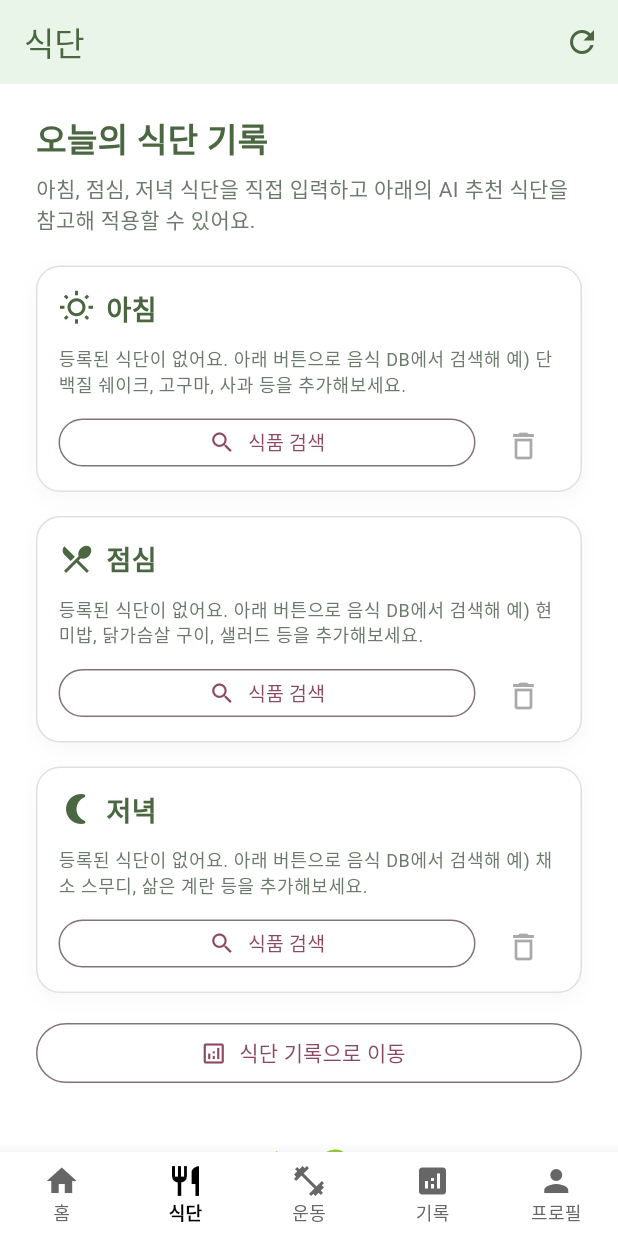
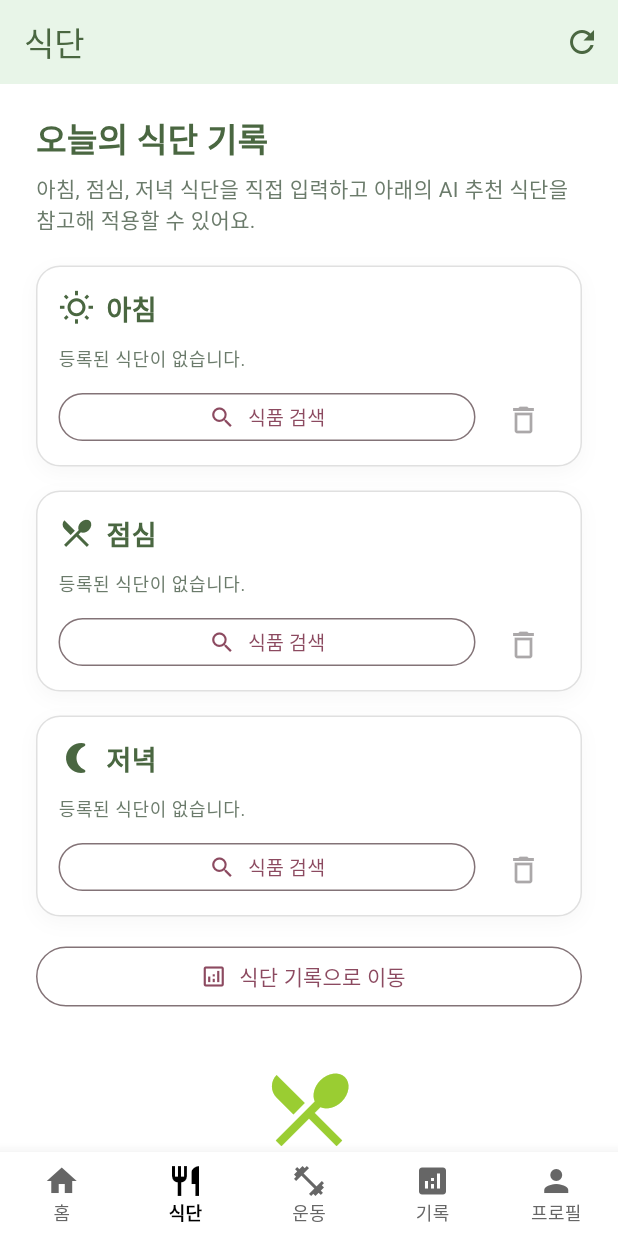
Before and after one commit to exception-busters/pt, a Flutter app: the DietScreen screen opened by its route, on a phone screen of 412 x 824 dp. Run offline on Flutter 3.47's test engine with Material 3 defaults, Android fonts, the phone set to English and light mode, and no system bars; our stand-ins replace flutter_riverpod, go_router, image_picker, shared_preferences, supabase_flutter; missing offline and left inert: postgrest; accounts and stored records are empty.

Commit message:
식단탭수정중

```diff
--- a/lib/features/diet/presentation/diet_screen.dart
+++ b/lib/features/diet/presentation/diet_screen.dart
@@ -190,7 +190,7 @@ class _MealInputCard extends ConsumerWidget {
             )
           else
             Text(
-              '등록된 식단이 없어요. 아래 버튼으로 음식 DB에서 검색해 ${config.helpText} 등을 추가해보세요.',
+              '등록된 식단이 없습니다.',
               style: theme.textTheme.bodySmall?.copyWith(color: const Color(0xFF6B7B6B)),
             ),
           const SizedBox(height: 12),
```
